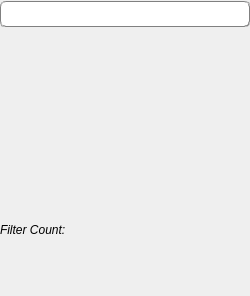
Old version of the form Source/DREAM3DWidgetsLib/Widgets/UI_Files/FilterListDockWidget.ui in the repository BlueQuartzSoftware/DREAM3D.
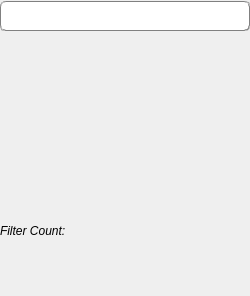
New version of the form. Custom widgets are drawn as their Qt base class.

Commit message:
Added search bar button, and included two basic search toggles to start off.
updates #326.

```diff
--- a/Source/DREAM3DWidgetsLib/Widgets/UI_Files/FilterListDockWidget.ui
+++ b/Source/DREAM3DWidgetsLib/Widgets/UI_Files/FilterListDockWidget.ui
@@ -52,10 +52,16 @@
     </property>
     <item>
      <widget class="SearchLineEdit" name="filterSearch">
+      <property name="minimumSize">
+       <size>
+        <width>0</width>
+        <height>30</height>
+       </size>
+      </property>
       <property name="maximumSize">
        <size>
         <width>16777215</width>
-        <height>26</height>
+        <height>30</height>
        </size>
       </property>
       <property name="styleSheet">
```
The commit also changes 3 other files.
